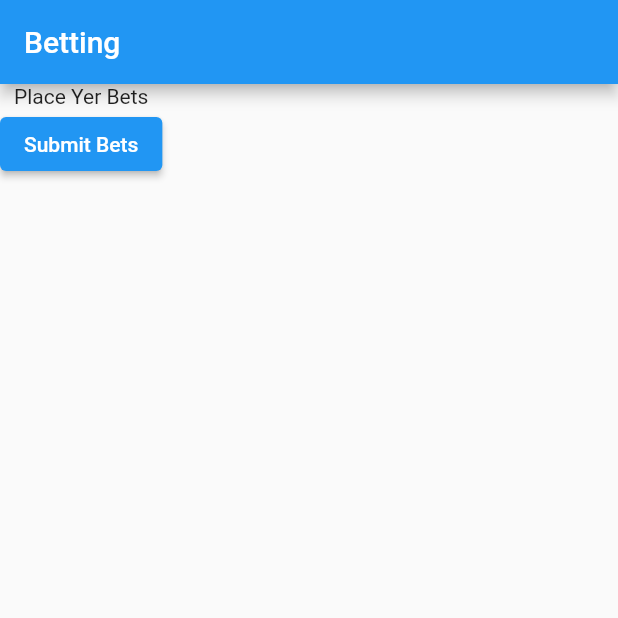
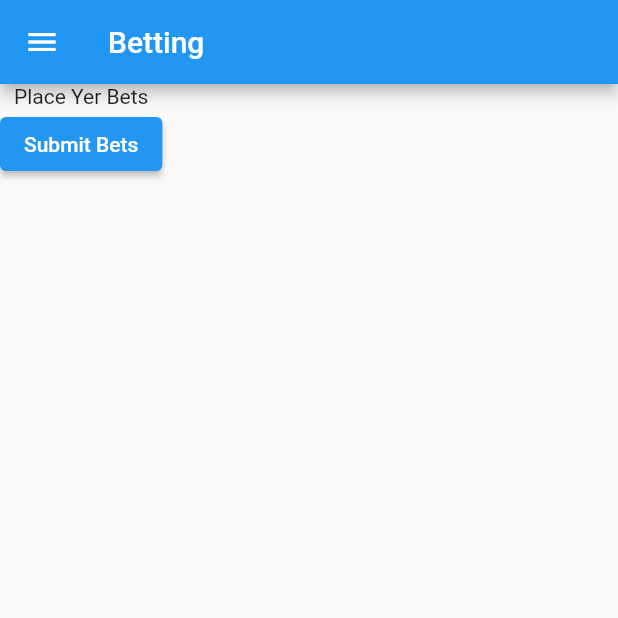
Before and after one commit to samlhunter/Skull-King-Scorekeeper, a Flutter app: the screen it shows after launch, after a tap on "Create New Game", after a tap on "Arrg!", after a tap on "(Continue)", on a phone screen of 412 x 824 dp, the top half of it. Run offline on Flutter 3.47's test engine with Material 2 defaults, Android fonts, the phone set to English and light mode, and no system bars.

Commit message:
Add the hamburger menu

```diff
--- /dev/null
+++ b/lib/components/featuresDrawer.component.dart
@@ -0,0 +1,56 @@
+import 'package:flutter/material.dart';
+import 'package:skull_king_scorekeeper/views/extraPanePages/cheatSheet.view.dart';
+import 'package:skull_king_scorekeeper/views/extraPanePages/previousRounds.view.dart';
+import 'package:skull_king_scorekeeper/views/extraPanePages/rules.view.dart';
+import 'package:skull_king_scorekeeper/views/extraPanePages/settings.view.dart';
+
+Drawer generateGameDrawer(BuildContext context) {
+  return Drawer(
+      // Add a ListView to the drawer. This ensures the user can scroll
+      // through the options in the drawer if there isn't enough vertical
+      // space to fit everything.
+      child: ListView(
+    // Important: Remove any padding from the ListView.
+    padding: EdgeInsets.zero,
+    children: [
+      const DrawerHeader(
+        decoration: BoxDecoration(
+          color: Colors.blue,
+        ),
+        child: Text('Skull King ScoreKeeper'),
+      ),
+      ListTile(
+        title: const Text('Previous Rounds'),
+        onTap: () {
+          Navigator.push(context, MaterialPageRoute(builder: (context) {
+            return PreviousRoundsView();
+          }));
+        },
+      ),
+      ListTile(
+        title: const Text('Cheat Sheet'),
+        onTap: () {
+          Navigator.push(context, MaterialPageRoute(builder: (context) {
+            return CheatSheetView();
+          }));
+        },
+      ),
+      ListTile(
+        title: const Text('Rules'),
+        onTap: () {
+          Navigator.push(context, MaterialPageRoute(builder: (context) {
+            return RulesView();
+          }));
+        },
+      ),
+      ListTile(
+        title: const Text('Settings'),
+        onTap: () {
+          Navigator.push(context, MaterialPageRoute(builder: (context) {
+            return SettingsView();
+          }));
+        },
+      ),
+    ],
+  ));
+}
--- a/lib/views/betting.view.dart
+++ b/lib/views/betting.view.dart
@@ -1,4 +1,5 @@
 import 'package:flutter/material.dart';
+import 'package:skull_king_scorekeeper/components/FeaturesDrawer.component.dart';
 import 'package:skull_king_scorekeeper/views/enterResults.view.dart';
 
 class BettingView extends StatefulWidget {
@@ -11,11 +12,11 @@ class _BettingViewState extends State<BettingView> {
   Widget build(BuildContext context) {
     return MaterialApp(
       home: Scaffold(
-        appBar: AppBar(title: Text('Betting')),
-        body: Container(
-            child: Column(
+          appBar: AppBar(title: const Text('Betting')),
+          drawer: generateGameDrawer(context),
+          body: Column(
             children: [
-            Text('Place Yer Bets'),
+              const Text('Place Yer Bets'),
               ElevatedButton(
                   onPressed: () {
                     Navigator.pop(context);
@@ -23,10 +24,9 @@ class _BettingViewState extends State<BettingView> {
                       return EnterResultsView();
                     }));
                   },
-                child: Text('Submit Bets'))
+                  child: const Text('Submit Bets'))
             ],
           )),
-      ),
     );
   }
 }
--- a/lib/views/createGame.view.dart
+++ b/lib/views/createGame.view.dart
@@ -11,11 +11,10 @@ class _CreateGameViewState extends State<CreateGameView> {
   Widget build(BuildContext context) {
     return MaterialApp(
       home: Scaffold(
-        appBar: AppBar(title: Text('Create Game')),
-        body: Container(
-            child: Column(
+          appBar: AppBar(title: const Text('Create Game')),
+          body: Column(
             children: [
-            Text('Add Yer Pirates!'),
+              const Text('Add Yer Pirates!'),
               ElevatedButton(
                   onPressed: () {
                     Navigator.pop(context);
@@ -23,10 +22,9 @@ class _CreateGameViewState extends State<CreateGameView> {
                       return StartingRoundView();
                     }));
                   },
-                child: Text('Arrg!'))
+                  child: const Text('Arrg!'))
             ],
           )),
-      ),
     );
   }
 }
--- a/lib/views/initialScreen.view.dart
+++ b/lib/views/initialScreen.view.dart
@@ -11,12 +11,11 @@ class _InitialScreenViewState extends State<InitialScreenView> {
   Widget build(BuildContext context) {
     return MaterialApp(
       home: Scaffold(
-        appBar: AppBar(title: Text('Start')),
-        body: Container(
-            child: Column(
+          appBar: AppBar(title: const Text('Start')),
+          body: Column(
             children: [
-            Text('Welcome to Skull King Scorekeeper!'),
-            Text('Here you can create a new game!'),
+              const Text('Welcome to Skull King Scorekeeper!'),
+              const Text('Here you can create a new game!'),
               ElevatedButton(
                   onPressed: () {
                     Navigator.pop(context);
@@ -24,11 +23,11 @@ class _InitialScreenViewState extends State<InitialScreenView> {
                       return CreateGameView();
                     }));
                   },
-                child: Text('Create New Game')),
-            OutlinedButton(onPressed: null, child: Text('Continue Previous Game')), // null onPressed == disabled button
+                  child: const Text('Create New Game')),
+              const OutlinedButton(
+                  onPressed: null, child: Text('Continue Previous Game')), // null onPressed == disabled button
             ],
           )),
-      ),
     );
   }
 }
--- a/lib/views/startingRound.view.dart
+++ b/lib/views/startingRound.view.dart
@@ -11,20 +11,19 @@ class _StartingRoundViewState extends State<StartingRoundView> {
   Widget build(BuildContext context) {
     return MaterialApp(
       home: Scaffold(
-        appBar: AppBar(title: Text('Starting Round...')),
-        body: Container(
-            child: Column(
+          appBar: AppBar(title: const Text('Starting Round...')),
+          body: Column(
             children: [
-            Text('Get ready for round... 1!'),
-            Text(
+              const Text('Get ready for round... 1!'),
+              const Text(
                 'YO',
                 style: TextStyle(fontSize: 64),
               ),
-            Text(
+              const Text(
                 'HO',
                 style: TextStyle(fontSize: 64),
               ),
-            Text(
+              const Text(
                 'HO!',
                 style: TextStyle(fontSize: 64),
               ),
@@ -36,10 +35,9 @@ class _StartingRoundViewState extends State<StartingRoundView> {
                       return BettingView();
                     }));
                   },
-                child: Text('(Continue)'))
+                  child: const Text('(Continue)'))
             ],
           )),
-      ),
     );
   }
 }
```
Also changed, not shown: lib/views/endOfRound.view.dart (+12 -11 lines), lib/views/enterResults.view.dart (+7 -6 lines), lib/views/extraPanePages/cheatSheet.view.dart (+11 -6 lines), lib/views/extraPanePages/previousRounds.view.dart (+11 -6 lines), lib/views/extraPanePages/rules.view.dart (+11 -6 lines), lib/views/extraPanePages/settings.view.dart (+11 -6 lines). Lines whose indentation alone changed are shown as unchanged.
